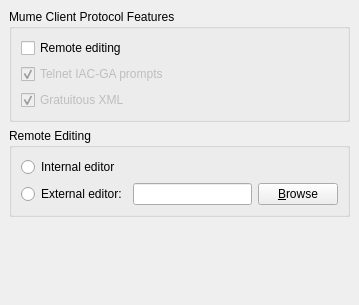
Above: src/preferences/mumeprotocolpage.ui from MUME/MMapper before the change. Below: the same form after it.
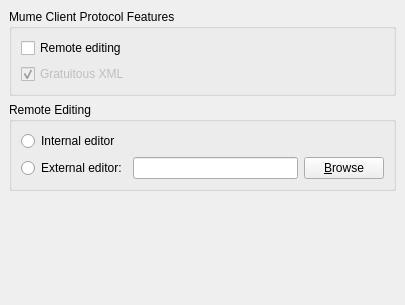
That is the form after the change.

Commit message: Stop sending the IAC-GA prompt request MPI

Patch:
```diff
--- a/src/preferences/mumeprotocolpage.ui
+++ b/src/preferences/mumeprotocolpage.ui
@@ -6,7 +6,7 @@
    <rect>
     <x>0</x>
     <y>0</y>
-    <width>359</width>
+    <width>405</width>
     <height>305</height>
    </rect>
   </property>
@@ -62,22 +62,6 @@
       <property name="spacing">
        <number>6</number>
       </property>
-      <item row="3" column="0">
-       <widget class="QCheckBox" name="xmlSupportCheckBox">
-        <property name="enabled">
-         <bool>false</bool>
-        </property>
-        <property name="text">
-         <string>Gratuitous XML</string>
-        </property>
-        <property name="checkable">
-         <bool>true</bool>
-        </property>
-        <property name="checked">
-         <bool>true</bool>
-        </property>
-       </widget>
-      </item>
       <item row="1" column="0">
        <widget class="QCheckBox" name="remoteEditCheckBox">
         <property name="text">
@@ -86,12 +70,12 @@
        </widget>
       </item>
       <item row="2" column="0">
-       <widget class="QCheckBox" name="IACPromptCheckBox">
+       <widget class="QCheckBox" name="xmlSupportCheckBox">
         <property name="enabled">
          <bool>false</bool>
         </property>
         <property name="text">
-         <string>Telnet IAC-GA prompts</string>
+         <string>Gratuitous XML</string>
         </property>
         <property name="checkable">
          <bool>true</bool>
```
Left out of the diff: 1 changed line with no effect on the pictures. The commit also changes 1 other file.
